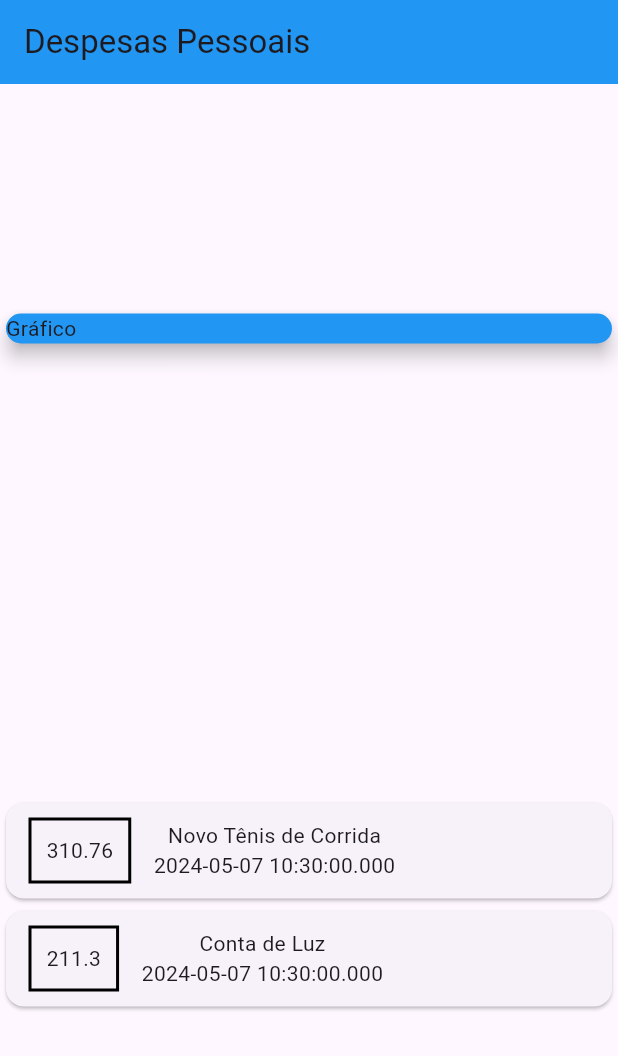
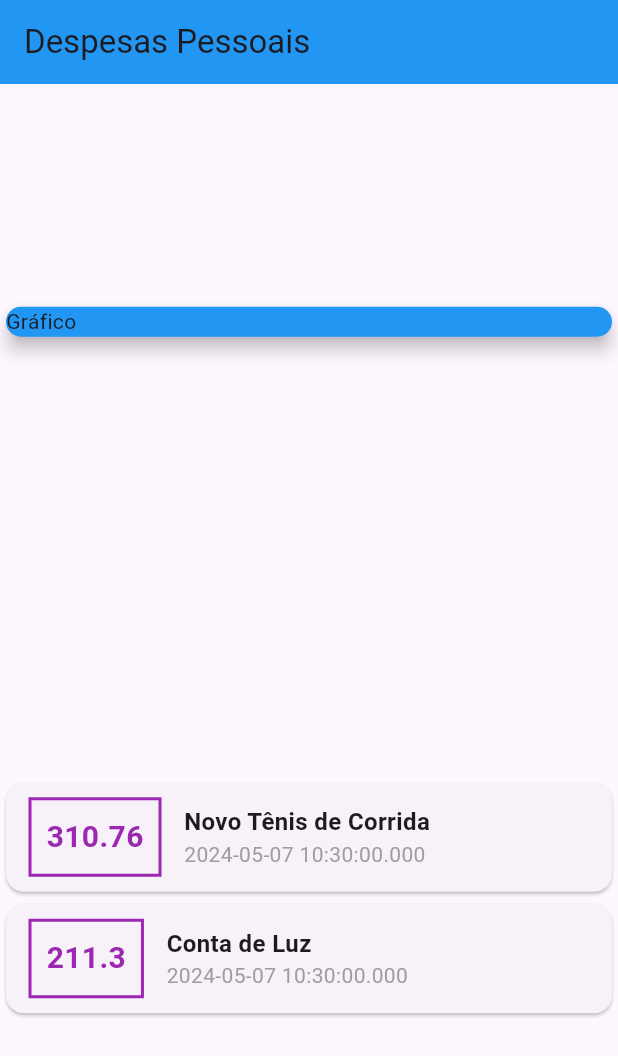
Before and after one commit to ArthurRCastilho/app_despesas, a Flutter app: the screen it shows after launch, on a phone screen of 412 x 824 dp. Shown: the top 1056 px of the screen. Run offline on Flutter 3.47's test engine with Material 3 defaults, Android fonts, the phone set to English and light mode, and no system bars.

Commit message:
Foi adicionado Estilo ao Colunm da Row, onde mostra o nome e a data das despesas, alinhando o texto para começar no incio. O titulo da despesa houve alterações do tamanha da font para 16, e colocado o texto em negrito, além disso o texto onde mostra a data da despesa, foi alterado para cinza, de forma que fique menos a mostra do que o titulo da despesa

```diff
--- a/lib/main.dart
+++ b/lib/main.dart
@@ -35,6 +35,7 @@ class MyHomePage extends StatelessWidget {
         title: const Text('Despesas Pessoais'),
       ),
       body: Column(
+        // mainAxisAlignmente e crossAxisAlignment, são usados para alinhar os widgets
         mainAxisAlignment: MainAxisAlignment.spaceAround,
         crossAxisAlignment: CrossAxisAlignment.stretch,
         children: <Widget>[
@@ -55,17 +56,36 @@ class MyHomePage extends StatelessWidget {
                       ),
                       decoration: BoxDecoration(
                         border: Border.all(
-                          color: Colors.black,
+                          color: Colors.purple,
                           width: 2,
                         ),
                       ),
                       padding: EdgeInsets.all(10),
-                      child: Text(tr.value.toString()),
+                      child: Text(
+                        tr.value.toString(),
+                        style: const TextStyle(
+                          fontWeight: FontWeight.bold,
+                          fontSize: 20,
+                          color: Colors.purple,
+                        ),
+                      ),
                     ),
                     Column(
+                      crossAxisAlignment: CrossAxisAlignment.start,
                       children: <Widget>[
-                        Text(tr.title),
-                        Text(tr.date.toString())
+                        Text(
+                          tr.title,
+                          style: const TextStyle(
+                            fontSize: 16,
+                            fontWeight: FontWeight.bold,
+                          ),
+                        ),
+                        Text(
+                          tr.date.toString(),
+                          style: const TextStyle(
+                            color: Colors.grey,
+                          ),
+                        )
                       ],
                     )
                   ],
```
